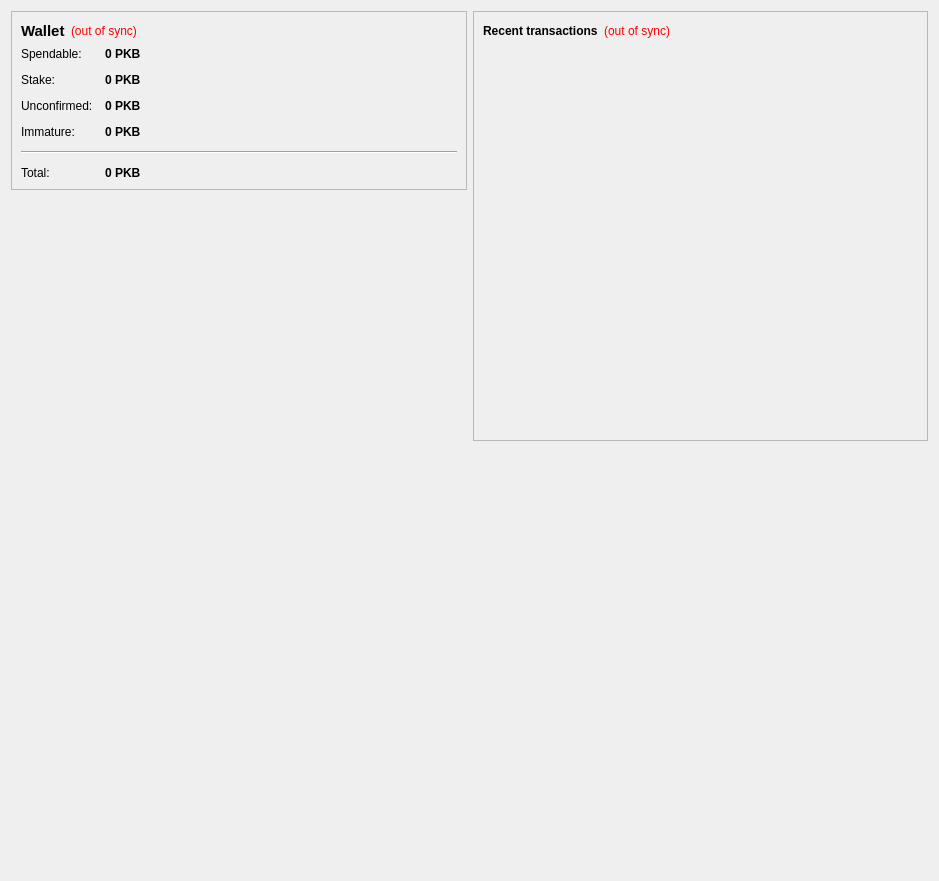
This is src/qt/forms/overviewpage.ui in bitcrystal/BitcrystalSaphir as Qt 5 draws it before an edit. The edited form follows.
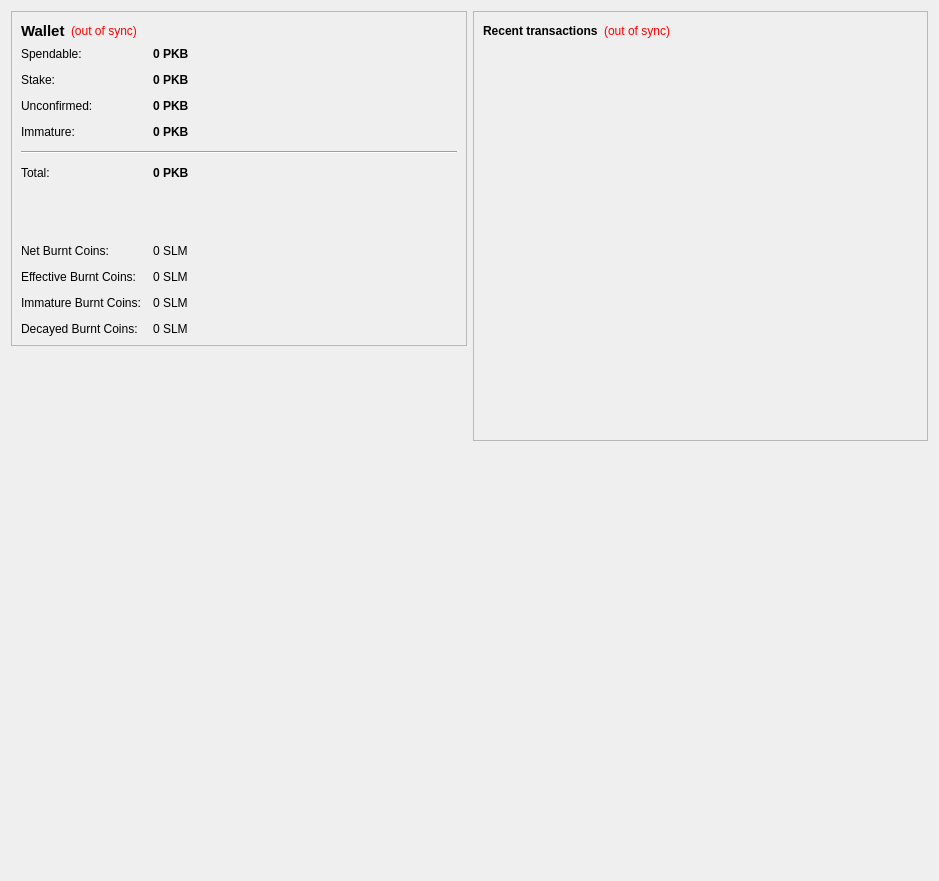
This is the edited form. Icons and pictures are not drawn.

```diff
--- a/src/qt/forms/overviewpage.ui
+++ b/src/qt/forms/overviewpage.ui
@@ -232,6 +232,90 @@
             </property>
            </widget>
           </item>
+          <item row="7" column="0">
+          <widget class="QLabel" name="label_7">
+           <property name="toolTip">
+            <string/>
+           </property>
+           <property name="text">
+            <string>Net Burnt Coins:</string>
+           </property>
+          </widget>
+         </item>
+         <item row="7" column="1">
+          <widget class="QLabel" name="labelNetBurnCoins">
+           <property name="text">
+            <string>0 SLM</string>
+           </property>
+          </widget>
+         </item>
+         <item row="6" column="1">
+          <spacer name="verticalSpacer_3">
+           <property name="orientation">
+            <enum>Qt::Vertical</enum>
+           </property>
+           <property name="sizeType">
+            <enum>QSizePolicy::Expanding</enum>
+           </property>
+           <property name="sizeHint" stdset="0">
+            <size>
+             <width>20</width>
+             <height>40</height>
+            </size>
+           </property>
+          </spacer>
+         </item>
+         <item row="8" column="0">
+          <widget class="QLabel" name="label_8">
+           <property name="toolTip">
+            <string/>
+           </property>
+           <property name="text">
+            <string>Effective Burnt Coins:</string>
+           </property>
+          </widget>
+         </item>
+         <item row="8" column="1">
+          <widget class="QLabel" name="labelEffBurnCoins">
+           <property name="text">
+            <string>0 SLM</string>
+           </property>
+          </widget>
+         </item>
+         <item row="9" column="0">
+          <widget class="QLabel" name="label_10">
+           <property name="toolTip">
+            <string/>
+           </property>
+           <property name="text">
+            <string>Immature Burnt Coins:</string>
+           </property>
+          </widget>
+         </item>
+         <item row="9" column="1">
+          <widget class="QLabel" name="labelImmBurnCoins">
+           <property name="text">
+            <string>0 SLM</string>
+           </property>
+          </widget>
+         </item>
+         <item row="10" column="0">
+          <widget class="QLabel" name="label_12">
+           <property name="toolTip">
+            <string/>
+           </property>
+           <property name="text">
+            <string>Decayed Burnt Coins:</string>
+           </property>
+          </widget>
+         </item>
+         <item row="10" column="1">
+          <widget class="QLabel" name="labelDecayBurnCoins">
+           <property name="text">
+            <string>0 SLM</string>
+           </property>
+          </widget>
+         </item>
          </layout>
         </item>
        </layout>
```
